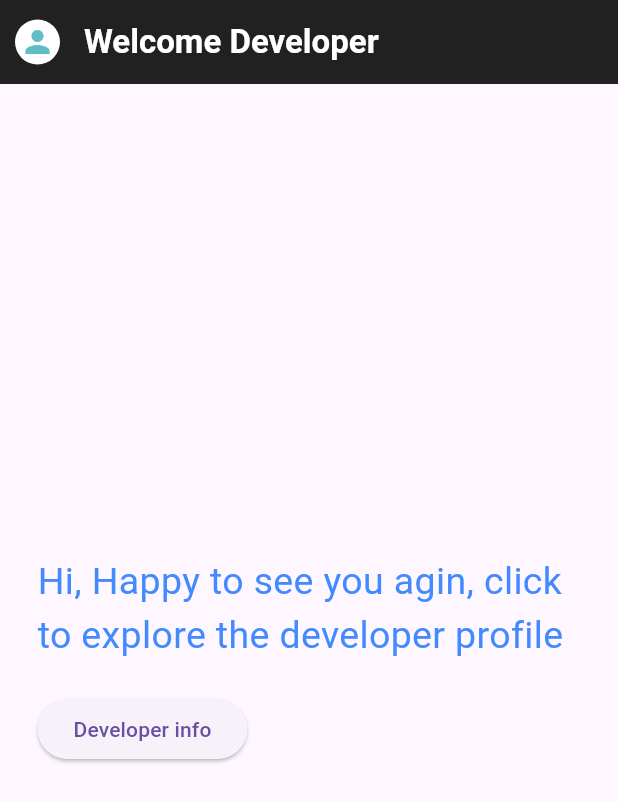
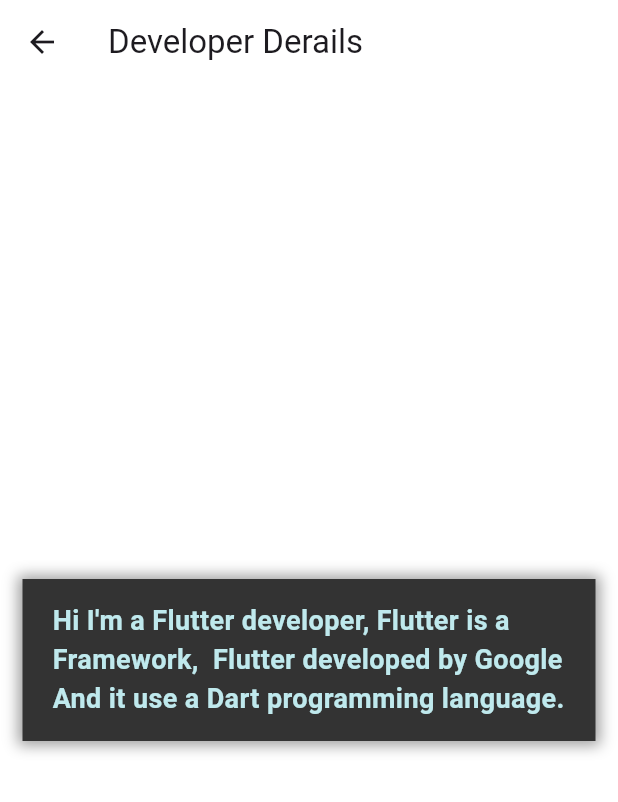
Before and after one commit to Mjd-Alghamdi/FFlutter-app, a Flutter app: the screen it shows after launch, after a tap on "Developer info", on a phone screen of 412 x 824 dp. Shown: the top 802 px of the screen. Run offline on Flutter 3.47's test engine with Material 3 defaults, Android fonts, the phone set to English and light mode, and no system bars; drawn by our look-alikes of entry.

```diff
--- /dev/null
+++ b/lib/details_view.dart
@@ -0,0 +1,50 @@
+import 'package:entry/entry.dart';
+import 'package:flutter/material.dart';
+
+class DetailsView extends StatefulWidget {
+  const DetailsView({super.key});
+  static String routeName = "details";
+  @override
+  State<DetailsView> createState() => _DetailsViewState();
+}
+
+class _DetailsViewState extends State<DetailsView> {
+  @override
+  Widget build(BuildContext context) {
+    return Scaffold(
+      backgroundColor: Colors.white,
+      appBar: AppBar(
+        backgroundColor: Colors.white,
+        title: const Text("Developer Derails"),
+      ),
+      body: Center(
+        child: Entry.offset(
+          visible: true,
+          duration: const Duration(milliseconds: 700),
+          child: Container(
+            margin: const EdgeInsets.symmetric(vertical: 20, horizontal: 15),
+            padding: const EdgeInsets.symmetric(horizontal: 20, vertical: 15),
+            decoration: BoxDecoration(
+              color: const Color.fromARGB(255, 51, 51, 51),
+              boxShadow: [
+                BoxShadow(
+                  color: Colors.grey.shade500,
+                  blurRadius: 7,
+                  spreadRadius: 3,
+                ),
+              ],
+            ),
+            child: Text(
+              ModalRoute.of(context)!.settings.arguments.toString(),
+              style: const TextStyle(
+                color: Color.fromARGB(255, 191, 233, 237),
+                fontSize: 18,
+                fontWeight: FontWeight.bold,
+              ),
+            ),
+          ),
+        ),
+      ),
+    );
+  }
+}
--- a/lib/home_view.dart
+++ b/lib/home_view.dart
@@ -1,5 +1,5 @@
+import 'package:first_project/details_view.dart';
 import 'package:flutter/material.dart';
-import 'package:flutter/widgets.dart';
 
 class HomeView extends StatefulWidget {
   const HomeView({super.key});
@@ -8,9 +8,12 @@ class HomeView extends StatefulWidget {
 }
 
 class _HomeState extends State<HomeView> {
+  String data =
+      "Hi I'm a Flutter developer, Flutter is a Framework,  Flutter developed by Google And it use a Dart programming language.";
   @override
   Widget build(BuildContext context) {
     return Scaffold(
+      backgroundColor: Colors.white,
       appBar: AppBar(
         backgroundColor: Colors.grey.shade900,
         leadingWidth: 40,
@@ -41,18 +44,41 @@ class _HomeState extends State<HomeView> {
               mainAxisAlignment: MainAxisAlignment.center,
               crossAxisAlignment: CrossAxisAlignment.start,
               children: [
-                const Text(
+                Text(
                   "Hi, Happy to see you agin, click to explore the developer profile",
                   style: TextStyle(
-                    color: Colors.blueAccent,
+                    color: Colors.grey.shade900,
                     fontSize: 25,
                   ),
                 ),
                 const SizedBox(
                   height: 20,
                 ),
-                ElevatedButton(
-                    onPressed: () {}, child: const Text("Developer info"))
+                InkWell(
+                  onTap: () {
+                    Navigator.pushNamed(
+                      context,
+                      DetailsView.routeName,
+                      // Passing an argument from this page
+                      arguments: data,
+                    );
+                  },
+                  child: Container(
+                    padding: const EdgeInsets.symmetric(
+                        horizontal: 15, vertical: 10),
+                    decoration: const BoxDecoration(
+                      color: Color.fromARGB(255, 98, 188, 198),
+                    ),
+                    child: const Text(
+                      "Developer info",
+                      style: TextStyle(
+                        color: Colors.white,
+                        fontSize: 20,
+                        fontWeight: FontWeight.bold,
+                      ),
+                    ),
+                  ),
+                ),
               ],
             ),
           ),
--- a/lib/main.dart
+++ b/lib/main.dart
@@ -1,3 +1,4 @@
+import 'package:first_project/details_view.dart';
 import 'package:first_project/home_view.dart';
 import 'package:flutter/material.dart';
 
@@ -10,9 +11,12 @@ class MyApp extends StatelessWidget {
 
   @override
   Widget build(BuildContext context) {
-    return const MaterialApp(
+    return MaterialApp(
       debugShowCheckedModeBanner: false,
-      home: HomeView(),
+      routes: {
+        "details": (context) => const DetailsView(),
+      },
+      home: const HomeView(),
     );
   }
 }
--- a/pubspec.yaml
+++ b/pubspec.yaml
@@ -35,6 +35,7 @@ dependencies:
   # The following adds the Cupertino Icons font to your application.
   # Use with the CupertinoIcons class for iOS style icons.
   cupertino_icons: ^1.0.8
+  entry: ^1.0.0
 
 dev_dependencies:
   flutter_test:
```
Also changed, not shown: pubspec.lock.
